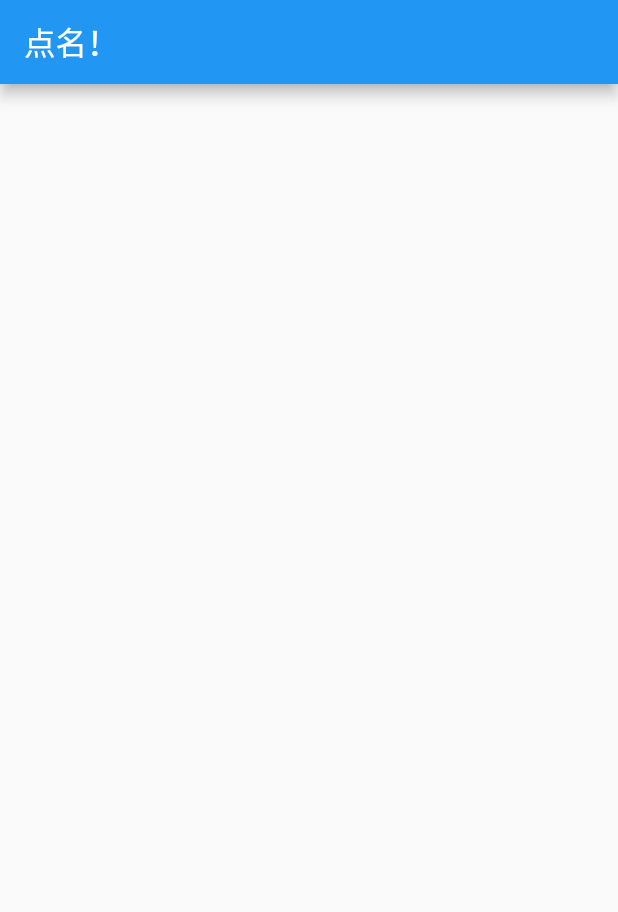
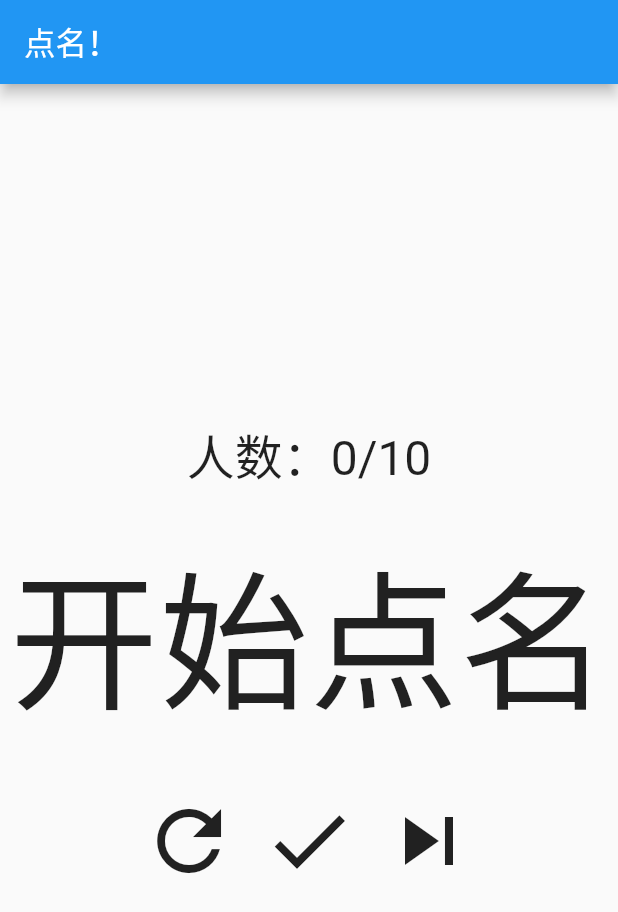
Before and after one commit to Yue-plus/flutter_cue, a Flutter app: the screen it shows after launch, on a phone screen of 412 x 824 dp. Shown: the top 912 px of the screen. Run offline on Flutter 3.47's test engine with Material 2 defaults, Android fonts, the phone set to English and light mode, and no system bars; Roboto replaces fonts that are missing (楷体).

Commit message:
update home.dart 主要布局

```diff
--- a/lib/src/home.dart
+++ b/lib/src/home.dart
@@ -1,4 +1,5 @@
 import 'package:flutter/material.dart';
+import 'package:flutter_cue/src/students.dart';
 
 import '../main.dart';
 
@@ -10,10 +11,80 @@ class Home extends StatefulWidget {
 }
 
 class _HomeState extends State<Home> {
+  /// 未点到列表
+  final List<String> notArrivedList = [];
+
+  /// 已到人数
+  int arrived = 0;
+
+  /// 当前点到人数
+  int index = 0;
+
+  /// 重喊
+  void _refresh() {
+    // TODO
+  }
+
+  /// 到！
+  void _check() {
+    if (index < students.length - 1) {
+      setState(() => index++);
+    }
+  }
+
+  /// 跳过
+  void _skip() {
+    if (index < students.length - 1) {
+      notArrivedList.add(students[index]);
+      setState(() => index++);
+    }
+  }
+
   @override
   Widget build(BuildContext context) {
     return Scaffold(
       appBar: AppBar(title: const Text(title)),
+      body: Center(
+        child: Column(
+          crossAxisAlignment: CrossAxisAlignment.center,
+          mainAxisAlignment: MainAxisAlignment.center,
+          mainAxisSize: MainAxisSize.max,
+          children: [
+            Text(
+              '人数：$index/${students.length - 1}',
+              style: const TextStyle(fontSize: 32),
+            ),
+            const SizedBox(height: 23),
+            Text(
+              students[index],
+              style: const TextStyle(fontSize: 100, fontFamily: '楷体'),
+            ),
+            const SizedBox(height: 23),
+            Row(
+              mainAxisSize: MainAxisSize.min,
+              mainAxisAlignment: MainAxisAlignment.center,
+              textBaseline: TextBaseline.ideographic,
+              children: [
+                IconButton(
+                  onPressed: _refresh,
+                  iconSize: 64,
+                  icon: const Icon(Icons.refresh),
+                ),
+                IconButton(
+                  onPressed: _check,
+                  iconSize: 64,
+                  icon: const Icon(Icons.check),
+                ),
+                IconButton(
+                  onPressed: _skip,
+                  iconSize: 64,
+                  icon: const Icon(Icons.skip_next),
+                ),
+              ],
+            ),
+          ],
+        ),
+      ),
     );
   }
 }
```
Also changed, not shown: lib/src/students.dart (+1 -10 lines).
